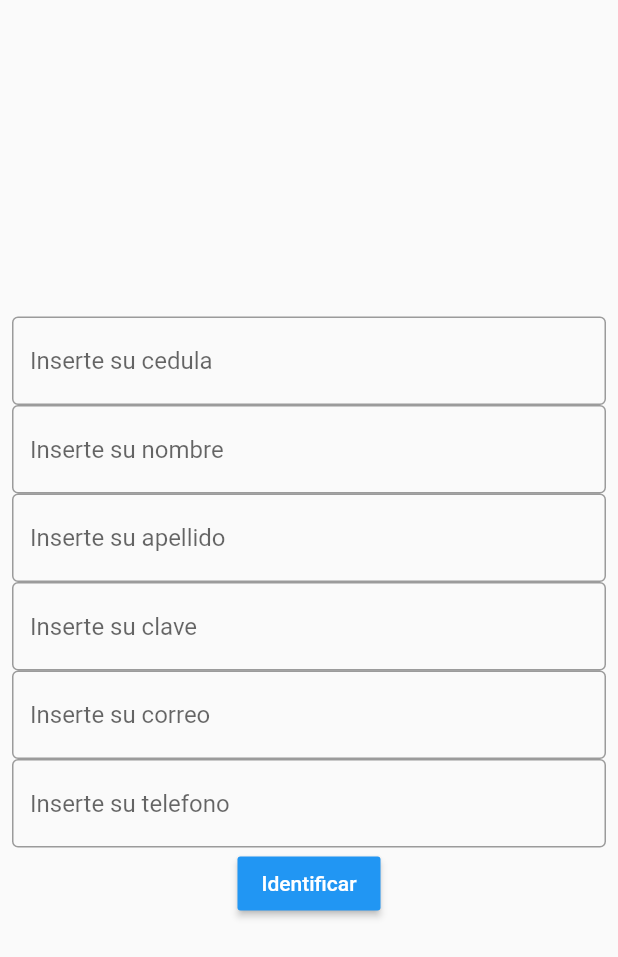
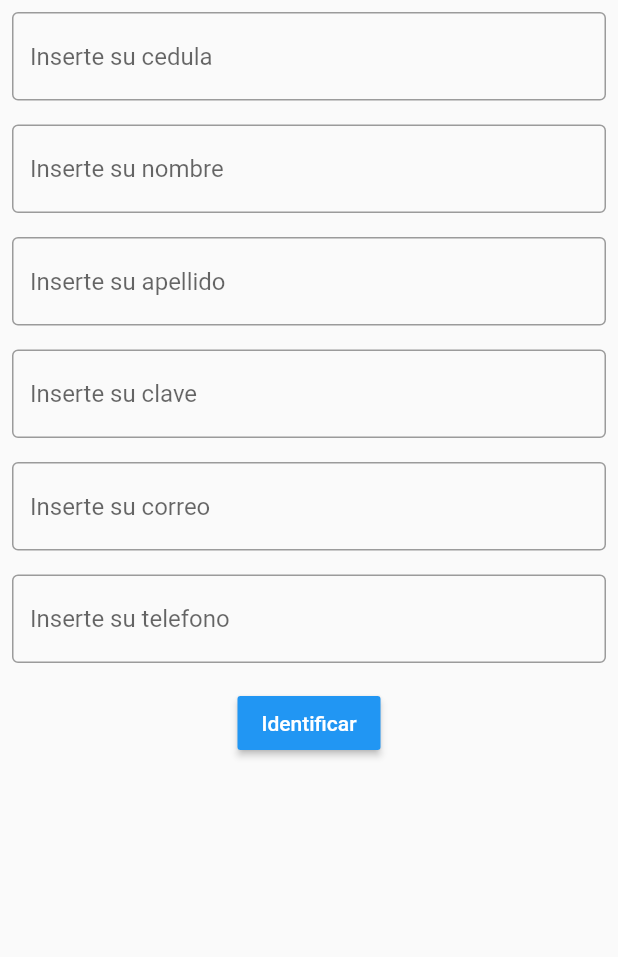
Before and after one commit to Alexander-PE/finall, a Flutter app: the Registrar widget shown alone on an empty page, opened directly, after a tap on "Identificar", on a phone screen of 412 x 824 dp. Shown: the top 957 px of the screen. Run offline on Flutter 3.47's test engine with Material 2 defaults, Android fonts, the phone set to English and light mode, and no system bars; our stand-ins replace dio, youtube_player_flutter; network calls fail.

Commit message:
Update: registrar

```diff
--- a/lib/pages/Registrar.dart
+++ b/lib/pages/Registrar.dart
@@ -20,7 +20,20 @@ class _RegistrarState extends State<Registrar> {
 
   Future<void> register(String cedula, String nombre, String apellido, String passwd, String correo, String telefono) async {
     try {
-      var response = await Dio().post('https://adamix.net/defensa_civil/def/registro.php', data: {'cedula':cedula, 'nombre':nombre, 'apellido':apellido, 'clave':passwd, 'correo':correo, 'telefono':telefono });
+      var formdat = FormData.fromMap({
+        'cedula':cedula,
+        'nombre':nombre,
+        'apellido':apellido,
+        'clave':passwd,
+        'correo':correo,
+        'telefono':telefono
+      });
+
+      // print(cedula);
+      // print(nombre);
+
+      Response response = await Dio().post('https://adamix.net/defensa_civil/def/registro.php', data: formdat);
+      print(response.data.toString());
     } catch (e) {
       print(e);
     }
@@ -30,33 +43,39 @@ class _RegistrarState extends State<Registrar> {
   Widget build(BuildContext context) {
     return Padding(
       padding: const EdgeInsets.all(8),
+      child: SingleChildScrollView(
         child: Column(
-        mainAxisAlignment: MainAxisAlignment.center,
           children: [
             TextField(
               controller: cedula,
               decoration: const InputDecoration(hintText: 'Inserte su cedula' ,border: OutlineInputBorder())
             ),
+            const Text(""),
             TextField(
               controller: nombre,
               decoration: const InputDecoration(hintText: 'Inserte su nombre' ,border: OutlineInputBorder())
             ),
+            const Text(""),
             TextField(
               controller: apellido,
               decoration: const InputDecoration(hintText: 'Inserte su apellido' ,border: OutlineInputBorder())
             ),
+            const Text(""),
             TextField(
               controller: passwd,
               decoration: const InputDecoration(hintText: 'Inserte su clave' ,border: OutlineInputBorder())
             ),
+            const Text(""),
             TextField(
               controller: correo,
               decoration: const InputDecoration(hintText: 'Inserte su correo' ,border: OutlineInputBorder())
             ),
+            const Text(""),
             TextField(
               controller: telefono,
               decoration: const InputDecoration(hintText: 'Inserte su telefono' ,border: OutlineInputBorder())
             ),
+            const Text(""),
             MaterialButton(
               onPressed: () async{
                 // await getGender(_textController.text);
@@ -68,6 +87,7 @@ class _RegistrarState extends State<Registrar> {
             )
           ],
         ),
+      ),
     );
   }
 }
```
Lines whose indentation alone changed are shown as unchanged.
